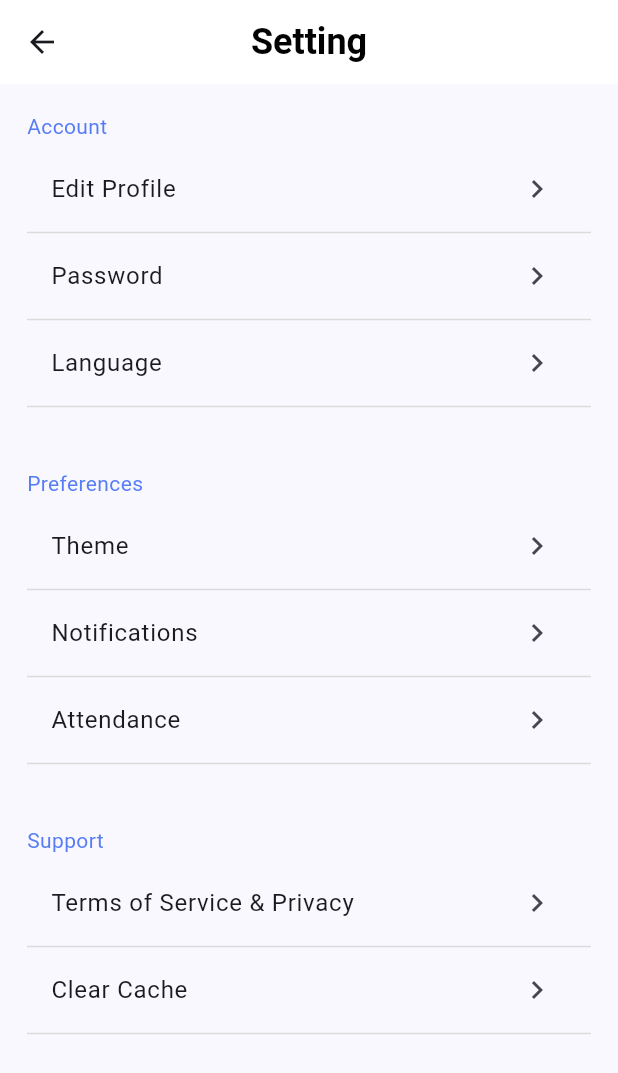
After one commit to bahrie127/abs-template, a Flutter app: the SettingPage screen opened directly, on a phone screen of 412 x 824 dp. The commit adds this screen. Shown: the top 1073 px of the screen. Run offline on Flutter 3.47's test engine with Material 3 defaults, Android fonts, the phone set to English and light mode, and no system bars; our stand-ins replace camera, dotted_border, flutter_svg, google_fonts, image_picker; network calls fail.

Commit message:
feat: slicing setting page and fix ui notification page

```diff
--- a/lib/ui/home/pages/main_page.dart
+++ b/lib/ui/home/pages/main_page.dart
@@ -3,6 +3,7 @@ import 'package:flutter/material.dart';
 import '../../../core/core.dart';
 import 'home_page.dart';
 import 'profile_page.dart';
+import 'setting_page.dart';
 
 class MainPage extends StatefulWidget {
   const MainPage({super.key});
@@ -16,7 +17,7 @@ class _MainPageState extends State<MainPage> {
   final _widgets = [
     const HomePage(),
     const Center(child: Text('This is history page')),
-    const Center(child: Text('This is setting page')),
+    const SettingPage(),
     const ProfilePage(),
   ];
 
--- a/lib/ui/home/pages/notification_page.dart
+++ b/lib/ui/home/pages/notification_page.dart
@@ -95,7 +95,7 @@ class NotificationPage extends StatelessWidget {
                           ),
                         ],
                       ),
-                      const SpaceHeight(8.0),
+                      const SpaceHeight(4.0),
                       Text.rich(
                         TextSpan(
                           text: item.title,
@@ -115,8 +115,10 @@ class NotificationPage extends StatelessWidget {
                     ],
                   );
                 },
-                separatorBuilder: (context, index) =>
-                    const Divider(color: AppColors.stroke),
+                separatorBuilder: (context, index) => const Divider(
+                  color: AppColors.stroke,
+                  height: 24.0,
+                ),
                 itemCount: notifications.length,
               ),
       ),
--- a/lib/ui/home/pages/profile_page.dart
+++ b/lib/ui/home/pages/profile_page.dart
@@ -96,6 +96,10 @@ class ProfilePage extends StatelessWidget {
                 title: const Text('Perangkat Terdaftar'),
                 trailing: const Icon(Icons.chevron_right),
               ),
+              const Divider(
+                color: AppColors.stroke,
+                height: 2.0,
+              ),
             ],
           ),
         ),
--- /dev/null
+++ b/lib/ui/home/pages/setting_page.dart
@@ -0,0 +1,119 @@
+import 'package:flutter/material.dart';
+
+import '../../../core/core.dart';
+import 'notification_page.dart';
+
+class SettingPage extends StatelessWidget {
+  const SettingPage({super.key});
+
+  @override
+  Widget build(BuildContext context) {
+    return Scaffold(
+      appBar: AppBar(
+        title: const Text('Setting'),
+      ),
+      body: ListView(
+        padding: const EdgeInsets.all(18.0),
+        children: [
+          const Text(
+            'Account',
+            style: TextStyle(
+              color: AppColors.primary,
+            ),
+          ),
+          const SpaceHeight(4.0),
+          ListTile(
+            onTap: () {},
+            title: const Text('Edit Profile'),
+            trailing: const Icon(Icons.chevron_right),
+          ),
+          const Divider(
+            color: AppColors.stroke,
+            height: 2.0,
+          ),
+          ListTile(
+            onTap: () {},
+            title: const Text('Password'),
+            trailing: const Icon(Icons.chevron_right),
+          ),
+          const Divider(
+            color: AppColors.stroke,
+            height: 2.0,
+          ),
+          ListTile(
+            onTap: () {},
+            title: const Text('Language'),
+            trailing: const Icon(Icons.chevron_right),
+          ),
+          const Divider(
+            color: AppColors.stroke,
+            height: 2.0,
+          ),
+          const SpaceHeight(40.0),
+          const Text(
+            'Preferences',
+            style: TextStyle(
+              color: AppColors.primary,
+            ),
+          ),
+          const SpaceHeight(4.0),
+          ListTile(
+            onTap: () {},
+            title: const Text('Theme'),
+            trailing: const Icon(Icons.chevron_right),
+          ),
+          const Divider(
+            color: AppColors.stroke,
+            height: 2.0,
+          ),
+          ListTile(
+            onTap: () {
+              context.push(const NotificationPage());
+            },
+            title: const Text('Notifications'),
+            trailing: const Icon(Icons.chevron_right),
+          ),
+          const Divider(
+            color: AppColors.stroke,
+            height: 2.0,
+          ),
+          ListTile(
+            onTap: () {},
+            title: const Text('Attendance'),
+            trailing: const Icon(Icons.chevron_right),
+          ),
+          const Divider(
+            color: AppColors.stroke,
+            height: 2.0,
+          ),
+          const SpaceHeight(40.0),
+          const Text(
+            'Support',
+            style: TextStyle(
+              color: AppColors.primary,
+            ),
+          ),
+          const SpaceHeight(4.0),
+          ListTile(
+            onTap: () {},
+            title: const Text('Terms of Service & Privacy'),
+            trailing: const Icon(Icons.chevron_right),
+          ),
+          const Divider(
+            color: AppColors.stroke,
+            height: 2.0,
+          ),
+          ListTile(
+            onTap: () {},
+            title: const Text('Clear Cache'),
+            trailing: const Icon(Icons.chevron_right),
+          ),
+          const Divider(
+            color: AppColors.stroke,
+            height: 2.0,
+          ),
+        ],
+      ),
+    );
+  }
+}
```
